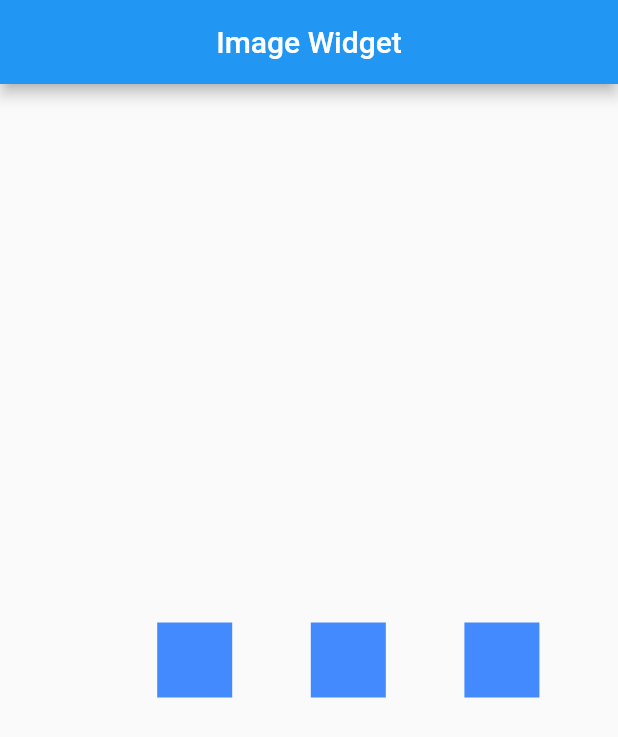
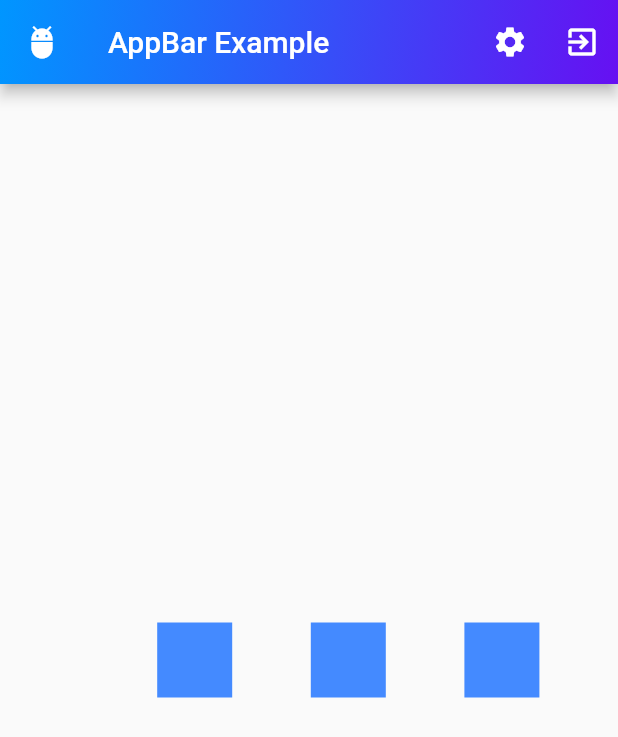
Before and after one commit to AlfonsInfo/Flutter-Learning-Journey, a Flutter app: the screen it shows after launch, on a phone screen of 412 x 824 dp. Shown: the top 737 px of the screen. Run offline on Flutter 3.47's test engine with Material 2 defaults, Android fonts, the phone set to English and light mode, and no system bars.

Commit message:
AppBar , Gradasi ,Pattern

```diff
--- a/lib/main.dart
+++ b/lib/main.dart
@@ -20,10 +20,24 @@ class _MyAppState extends State<MyApp> {
   Widget build(BuildContext context) {
     return MaterialApp(
         home: Scaffold(
-      appBar: AppBar(title: Center(child: Text("Image Widget"))),
+      appBar: AppBar(
+          leading: Icon(Icons.adb, color: Colors.white),
+          title: Text("AppBar Example"),
+          actions: [
+            IconButton(onPressed: (){}, icon: Icon(Icons.settings)),
+            IconButton(onPressed: (){}, icon: Icon(Icons.exit_to_app)),
+          ],
+          flexibleSpace: Container(decoration: BoxDecoration(
+            gradient: LinearGradient(colors: [Color(0xff0096ff),Color(0xff6610f2)],begin: FractionalOffset.topLeft, end: FractionalOffset.bottomRight),
+          // image: DecorationImage(image: AssetImage("assets/pattern.jpg"), fit: BoxFit.none, repeat: ImageRepeat.repeat) //gunakan pattern semi transparan
+          ),
+          ),
+          ),
       body: Center(
         child: Row(children: [
-          Spacer(flex: 2,),
+          Spacer(
+            flex: 2,
+          ),
           Container(width: 50, height: 50, color: Colors.blueAccent),
           Spacer(),
           Container(width: 50, height: 50, color: Colors.blueAccent),
@@ -32,8 +46,7 @@ class _MyAppState extends State<MyApp> {
           Spacer(),
         ]),
       ),
-        )
-    );
+    ));
   }
 }
 //STL -> Shortcut stateless widget.
--- a/pubspec.yaml
+++ b/pubspec.yaml
@@ -61,6 +61,7 @@ flutter:
   # To add assets to your application, add an assets section, like this:
   assets:
     - assets/logo.png
+    - assets/pattern.jpg
   #   - images/a_dot_ham.jpeg
 
   # An image asset can refer to one or more resolution-specific "variants", see
```
Also changed, not shown: assets/pattern.jpg (added).
